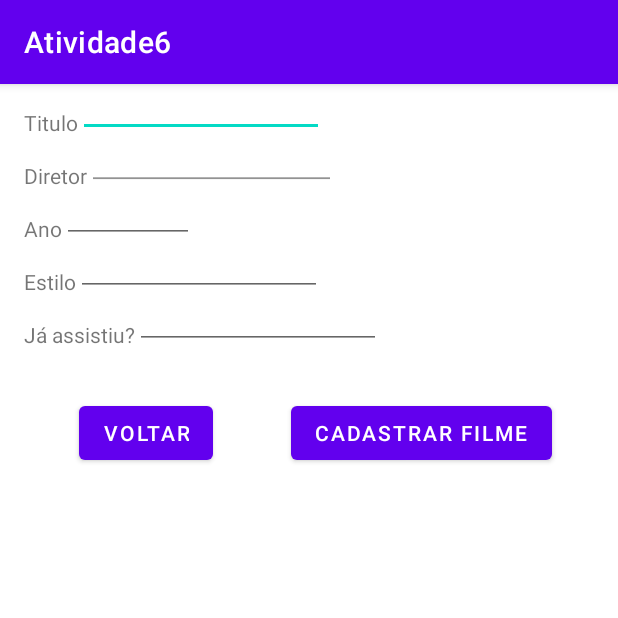
After one commit to rodrigoelias15/dcc196-2021-1er-atv6-rodrigoelias15, an Android app: the CadastroActivity screen opened directly, with no data from a screen before it, on a phone screen of 412 x 824 dp, the top half of it. The commit adds this screen. Run offline under Robolectric (Android 15) with nearby library versions, the phone set to English and light mode, and no system bars.

Commit message:
Ligação entre telas principal e de cadastro

```diff
--- a/app/src/main/AndroidManifest.xml
+++ b/app/src/main/AndroidManifest.xml
@@ -3,24 +3,25 @@
     package="com.example.atividade6">
 
     <application
+        android:allowBackup="true"
         android:fullBackupOnly="true"
-        android:allowBackup="true"
         android:icon="@mipmap/ic_launcher"
         android:label="@string/app_name"
         android:roundIcon="@mipmap/ic_launcher_round"
         android:supportsRtl="true"
         android:theme="@style/Theme.Atividade6">
-
-        <activity android:name=".MainActivity" android:exported="true">
-
+        <activity
+            android:name=".CadastroActivity"
+            android:exported="true" />
+        <activity
+            android:name=".MainActivity"
+            android:exported="true">
             <intent-filter>
                 <action android:name="android.intent.action.MAIN" />
 
                 <category android:name="android.intent.category.LAUNCHER" />
-
             </intent-filter>
         </activity>
-
     </application>
 
 </manifest>
--- /dev/null
+++ b/app/src/main/java/com/example/atividade6/CadastroActivity.java
@@ -0,0 +1,21 @@
+package com.example.atividade6;
+
+import androidx.appcompat.app.AppCompatActivity;
+
+import android.content.Intent;
+import android.os.Bundle;
+import android.view.View;
+
+public class CadastroActivity extends AppCompatActivity {
+
+    @Override
+    protected void onCreate(Bundle savedInstanceState) {
+        super.onCreate(savedInstanceState);
+        setContentView(R.layout.cadastro_activity);
+    }
+
+    public void voltarClick(View view){
+        finish();
+    }
+
+}
--- a/app/src/main/java/com/example/atividade6/MainActivity.java
+++ b/app/src/main/java/com/example/atividade6/MainActivity.java
@@ -6,7 +6,9 @@ import androidx.recyclerview.widget.ItemTouchHelper;
 import androidx.recyclerview.widget.LinearLayoutManager;
 import androidx.recyclerview.widget.RecyclerView;
 
+import android.content.Intent;
 import android.os.Bundle;
+import android.view.View;
 
 import java.util.ArrayList;
 import java.util.List;
@@ -17,6 +19,12 @@ public class MainActivity extends AppCompatActivity {
     private LinearLayoutManager layoutManager;
     private FilmesAdapter filmesAdapter;
     private ItemTouchHelper.SimpleCallback touchHelper;
+
+    public void cadastroClick(View view){
+        Intent cadastroIntent = new Intent(getApplicationContext(), CadastroActivity.class);
+        startActivity(cadastroIntent);
+    }
+
 
     @Override
     protected void onCreate(Bundle savedInstanceState) {
--- a/app/src/main/res/layout/activity_main.xml
+++ b/app/src/main/res/layout/activity_main.xml
@@ -13,4 +13,17 @@
         tools:layout_editor_absoluteX="1dp"
         tools:layout_editor_absoluteY="1dp"
         tools:ignore="MissingConstraints" />
+
+    <Button
+        android:id="@+id/button2"
+        android:layout_width="wrap_content"
+        android:layout_height="wrap_content"
+        android:layout_marginTop="16dp"
+        android:layout_marginEnd="16dp"
+        android:layout_marginRight="16dp"
+        android:onClick="cadastroClick"
+        android:text="Cadastrar Novo Filme"
+        android:textSize="12sp"
+        app:layout_constraintEnd_toEndOf="parent"
+        app:layout_constraintTop_toTopOf="parent" />
 </androidx.constraintlayout.widget.ConstraintLayout>
--- /dev/null
+++ b/app/src/main/res/layout/cadastro_activity.xml
@@ -0,0 +1,118 @@
+<?xml version="1.0" encoding="utf-8"?>
+<androidx.constraintlayout.widget.ConstraintLayout xmlns:android="http://schemas.android.com/apk/res/android"
+    xmlns:app="http://schemas.android.com/apk/res-auto"
+    xmlns:tools="http://schemas.android.com/tools"
+    android:layout_width="match_parent"
+    android:layout_height="match_parent"
+    tools:context=".CadastroActivity">
+
+    <com.google.android.material.textfield.TextInputEditText
+        android:id="@+id/editTextCampoTitulo"
+        android:layout_width="164dp"
+        android:layout_height="24dp"
+        android:hint="hint"
+        app:layout_constraintBottom_toBottomOf="@+id/textViewCadastroTitulo"
+        app:layout_constraintStart_toEndOf="@+id/textViewCadastroTitulo" />
+
+    <com.google.android.material.textfield.TextInputEditText
+        android:id="@+id/editTextCampoDiretor"
+        android:layout_width="166dp"
+        android:layout_height="20dp"
+        android:hint="hint"
+        app:layout_constraintBottom_toBottomOf="@+id/textViewCadastroDiretor"
+        app:layout_constraintStart_toEndOf="@+id/textViewCadastroDiretor" />
+
+    <TextView
+        android:id="@+id/textViewCadastroTitulo"
+        android:layout_width="wrap_content"
+        android:layout_height="wrap_content"
+        android:layout_marginStart="16dp"
+        android:layout_marginLeft="16dp"
+        android:layout_marginTop="16dp"
+        android:text="Titulo"
+        app:layout_constraintStart_toStartOf="parent"
+        app:layout_constraintTop_toTopOf="parent" />
+
+    <TextView
+        android:id="@+id/textViewCadastroVisto"
+        android:layout_width="wrap_content"
+        android:layout_height="wrap_content"
+        android:layout_marginTop="16dp"
+        android:text="Já assistiu?"
+        app:layout_constraintStart_toStartOf="@+id/textViewCadastroEstilo"
+        app:layout_constraintTop_toBottomOf="@+id/textViewCadastroEstilo" />
+
+    <TextView
+        android:id="@+id/textViewCadastroAno"
+        android:layout_width="wrap_content"
+        android:layout_height="wrap_content"
+        android:layout_marginTop="16dp"
+        android:text="Ano"
+        app:layout_constraintStart_toStartOf="@+id/textViewCadastroDiretor"
+        app:layout_constraintTop_toBottomOf="@+id/textViewCadastroDiretor" />
+
+    <TextView
+        android:id="@+id/textViewCadastroDiretor"
+        android:layout_width="wrap_content"
+        android:layout_height="wrap_content"
+        android:layout_marginTop="16dp"
+        android:text="Diretor"
+        app:layout_constraintStart_toStartOf="@+id/textViewCadastroTitulo"
+        app:layout_constraintTop_toBottomOf="@+id/textViewCadastroTitulo" />
+
+    <TextView
+        android:id="@+id/textViewCadastroEstilo"
+        android:layout_width="wrap_content"
+        android:layout_height="wrap_content"
+        android:layout_marginTop="16dp"
+        android:text="Estilo"
+        app:layout_constraintStart_toStartOf="@+id/textViewCadastroAno"
+        app:layout_constraintTop_toBottomOf="@+id/textViewCadastroAno" />
+
+    <EditText
+        android:id="@+id/editTextNumberCampoAno"
+        android:layout_width="88dp"
+        android:layout_height="24dp"
+        android:ems="10"
+        android:inputType="number"
+        app:layout_constraintBottom_toBottomOf="@+id/textViewCadastroAno"
+        app:layout_constraintStart_toEndOf="@+id/textViewCadastroAno" />
+
+    <com.google.android.material.textfield.TextInputEditText
+        android:id="@+id/editText"
+        android:layout_width="164dp"
+        android:layout_height="24dp"
+        android:hint="hint"
+        app:layout_constraintBottom_toBottomOf="@+id/textViewCadastroVisto"
+        app:layout_constraintStart_toEndOf="@+id/textViewCadastroVisto" />
+
+    <com.google.android.material.textfield.TextInputEditText
+        android:id="@+id/editTextCampoEstilo"
+        android:layout_width="164dp"
+        android:layout_height="24dp"
+        android:hint="hint"
+        app:layout_constraintBottom_toBottomOf="@+id/textViewCadastroEstilo"
+        app:layout_constraintStart_toEndOf="@+id/textViewCadastroEstilo" />
+
+    <Button
+        android:id="@+id/buttonVoltar"
+        android:layout_width="wrap_content"
+        android:layout_height="wrap_content"
+        android:text="Voltar"
+        app:layout_constraintBottom_toBottomOf="parent"
+        app:layout_constraintEnd_toStartOf="@+id/buttonCadastroFilme"
+        app:layout_constraintStart_toStartOf="parent"
+        app:layout_constraintTop_toBottomOf="@+id/textViewCadastroVisto"
+        app:layout_constraintVertical_bias="0.059" />
+
+    <Button
+        android:id="@+id/buttonCadastroFilme"
+        android:layout_width="wrap_content"
+        android:layout_height="wrap_content"
+        android:layout_marginEnd="44dp"
+        android:layout_marginRight="44dp"
+        android:text="Cadastrar Filme"
+        app:layout_constraintBaseline_toBaselineOf="@+id/buttonVoltar"
+        app:layout_constraintEnd_toEndOf="parent" />
+
+</androidx.constraintlayout.widget.ConstraintLayout>
```
